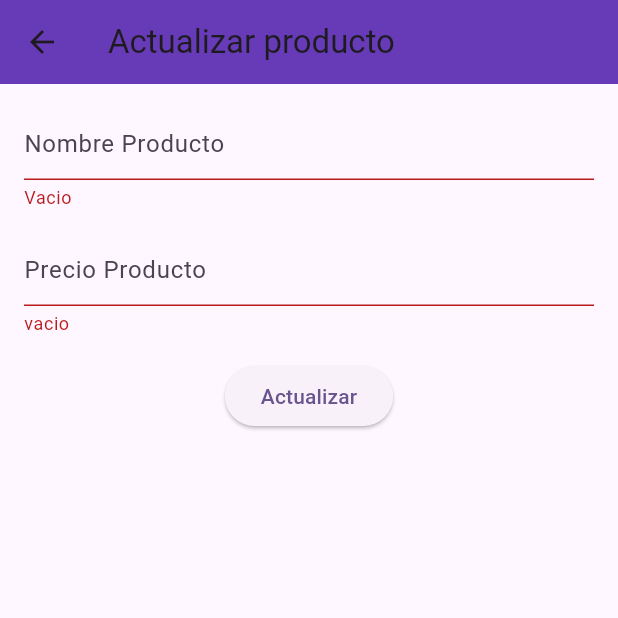
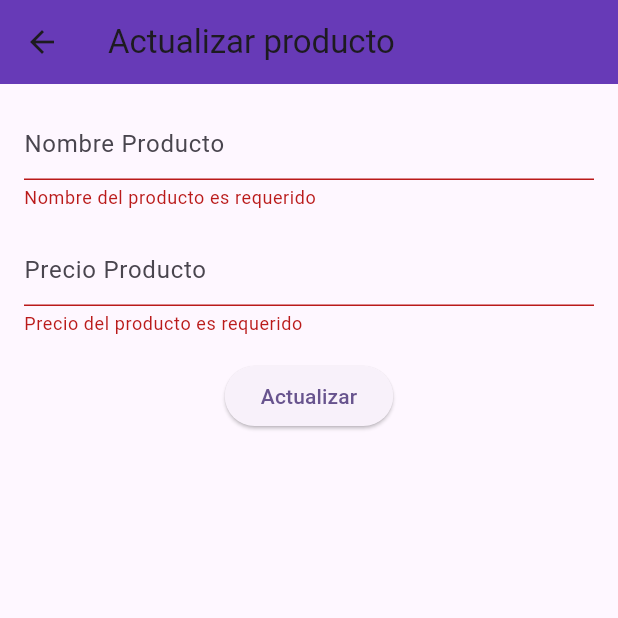
Before and after one commit to jmmorales11/movil_pru, a Flutter app: the ActualizarProducto screen opened directly with empty values, after a tap on "Actualizar", on a phone screen of 412 x 824 dp, the top half of it. Run offline on Flutter 3.47's test engine with Material 3 defaults, Android fonts, the phone set to English and light mode, and no system bars; network calls fail.

```diff
--- a/mysql/app_crud_06/lib/Pages/actualizar_producto.dart
+++ b/mysql/app_crud_06/lib/Pages/actualizar_producto.dart
@@ -1,6 +1,7 @@
 import 'package:flutter/material.dart';
 import 'dart:convert';
 import 'package:http/http.dart' as http;
+import '../validate.dart';
 
 class ActualizarProducto extends StatefulWidget {
   final String id;
@@ -22,6 +23,7 @@ class _ActualizarProductoState extends State<ActualizarProducto> {
   final formKey = GlobalKey<FormState>();
   late TextEditingController nombreProducto;
   late TextEditingController precioProducto;
+  String baseUrlEdit = "http://localhost:8080/moviles/movil_pru/mysql/CRUD_06/actualizar.php";
 
   @override
   void initState() {
@@ -31,10 +33,17 @@ class _ActualizarProductoState extends State<ActualizarProducto> {
   }
 
   Future<bool> _actualizar() async {
+    if (!validarNombreProducto(nombreProducto.text)) {
+      print("Nombre del producto no válido");
+      return false;
+    }
+    if (!validarPrecioProducto(precioProducto.text)) {
+      print("Precio del producto no válido");
+      return false;
+    }
     try {
       final respuesta = await http.post(
-        Uri.parse(
-            'http://localhost/Moviles/repositorio/movil_pru/mysql/CRUD_06/actualizar.php'),
+        Uri.parse(baseUrlEdit),
         body: {
           'producto_id': widget.id,
           'nombre_productos': nombreProducto.text,
@@ -91,7 +100,9 @@ class _ActualizarProductoState extends State<ActualizarProducto> {
                 ),
                 validator: (value) {
                   if (value == null || value.isEmpty) {
-                    return "Vacio";
+                    return "Nombre del producto es requerido";
+                  } else if (!validarNombreProducto(value)) {
+                    return "Nombre del producto no válido";
                   }
                   return null;
                 },
@@ -116,7 +127,9 @@ class _ActualizarProductoState extends State<ActualizarProducto> {
                 ),
                 validator: (value) {
                   if (value == null || value.isEmpty) {
-                    return "vacio";
+                    return "Precio del producto es requerido";
+                  } else if (!validarPrecioProducto(value)) {
+                    return "Precio del producto no válido";
                   }
                   return null;
                 },
--- /dev/null
+++ b/mysql/app_crud_06/lib/validate.dart
@@ -0,0 +1,10 @@
+// validate.dart
+bool validarNombreProducto(String nombre) {
+  final regex = RegExp(r"^[a-zA-Z0-9áéíóúñÁÉÍÓÚÑ\s]+$");
+  return regex.hasMatch(nombre);
+}
+
+bool validarPrecioProducto(String precio) {
+  final regex = RegExp(r"^(?:[0-9]|[1-9][0-9])(\.[0-9]{2})?$");
+  return regex.hasMatch(precio);
+}
--- a/mysql/app_crud_06/pubspec.yaml
+++ b/mysql/app_crud_06/pubspec.yaml
@@ -36,6 +36,8 @@ dependencies:
   # Use with the CupertinoIcons class for iOS style icons.
   cupertino_icons: ^1.0.6
   http: ^1.2.2
+  mockito: ^5.4.4
+  http_mock_adapter: ^0.6.1
 
 dev_dependencies:
   flutter_test:
@@ -47,6 +49,7 @@ dev_dependencies:
   # package. See that file for information about deactivating specific lint
   # rules and activating additional ones.
   flutter_lints: ^3.0.0
+  build_runner: ^2.4.11
 
 # For information on the generic Dart part of this file, see the
 # following page: https://dart.dev/tools/pub/pubspec
```
Also changed, not shown: mysql/app_crud_06/lib/Pages/agregar_producto.dart (+27 -13 lines), mysql/app_crud_06/lib/Pages/pagina_productos.dart (+7 -4 lines), mysql/app_crud_06/pubspec.lock, 2 other files.
